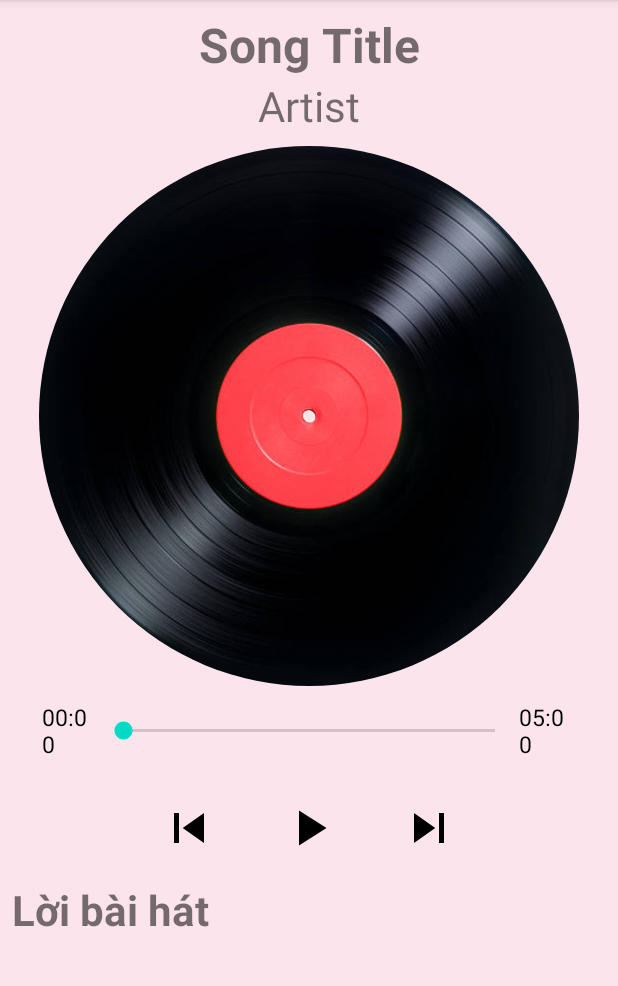
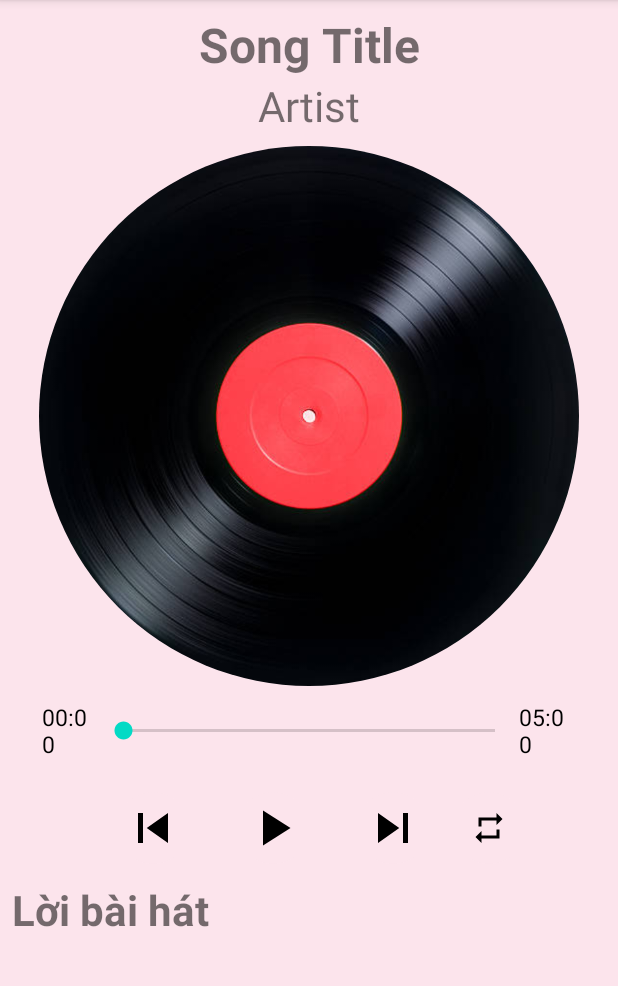
Before and after one commit to Hoangtan049/PKTMusic, an Android app: the PlayerActivity screen opened directly, with no data from a screen before it, on a phone screen of 412 x 824 dp, the part 84-1070 px from its top. Run offline under Robolectric (Android 15) with nearby library versions, the phone set to English and light mode, and no system bars; our stand-ins replace CircleImageView, Firebase (no records; nobody signed in at launch, a user with empty details on screens opened directly).

Commit message:
Repeat and xoay circleview
complete

```diff
--- /dev/null
+++ b/app/src/main/res/drawable/baseline_repeat_24.xml
@@ -0,0 +1,5 @@
+<vector android:height="24dp" android:tint="#000000"
+    android:viewportHeight="24" android:viewportWidth="24"
+    android:width="24dp" xmlns:android="http://schemas.android.com/apk/res/android">
+    <path android:fillColor="@android:color/white" android:pathData="M7,7h10v3l4,-4 -4,-4v3L5,5v6h2L7,7zM17,17L7,17v-3l-4,4 4,4v-3h12v-6h-2v4z"/>
+</vector>
--- a/app/src/main/res/layout/activity_player.xml
+++ b/app/src/main/res/layout/activity_player.xml
@@ -126,6 +126,15 @@
                     android:background="@drawable/round_border"
                     android:src="@drawable/baseline_skip_next_24"
                     android:visibility="visible" />
+
+                <ImageButton
+                    android:id="@+id/btnRepeat"
+                    android:layout_width="48dp"
+                    android:layout_height="48dp"
+                    android:layout_gravity="end|center"
+                    android:background="@drawable/round_border"
+                    app:srcCompat="@drawable/baseline_repeat_24" />
+
             </LinearLayout>
 
             <TextView
```
Also changed, not shown: app/src/main/java/com/example/pkt/View/PlayerActivity.java (+51 -10 lines), app/src/main/res/layout/activity_help.xml (+38 -25 lines).
